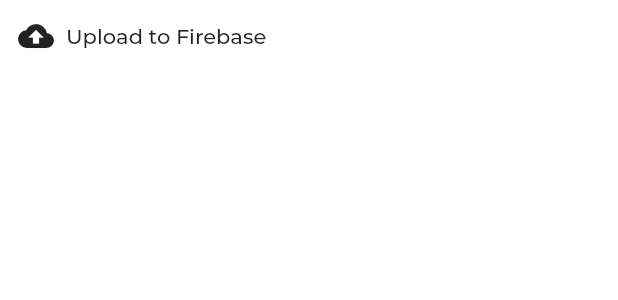
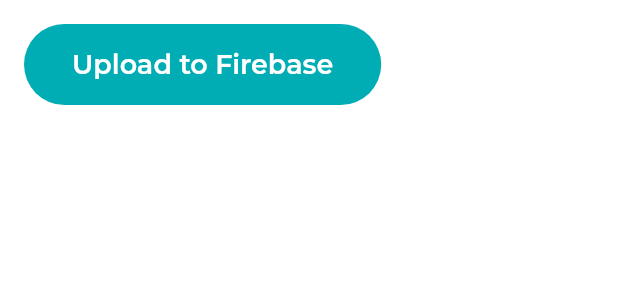
Before and after one commit to Runbhumi/Runbhumi, a Flutter app: the Uploader widget shown alone on an empty page, opened directly, on a phone screen of 412 x 824 dp. Shown: the top 300 px of the screen. Run offline on Flutter 3.47's test engine with Material 2 defaults, Android fonts, the phone set to English and light mode, and no system bars; our stand-ins replace bubble_tab_indicator, cloud_firestore, datetime_picker_formfield, firebase_auth, firebase_core, firebase_storage and 5 more; accounts and stored records are empty; project files that could hold a hidden picture were left out.

Commit message:
✨made a basic ui of upload

```diff
--- a/lib/services/ImageUpload.dart
+++ b/lib/services/ImageUpload.dart
@@ -84,10 +84,14 @@
           });
     } else {
       // Allows user to decide when to start the upload
-      return FlatButton.icon(
-        label: Text('Upload to Firebase'),
-        icon: Icon(Icons.cloud_upload),
-        onPressed: _startUpload,
+      return Padding(
+        padding: const EdgeInsets.all(16.0),
+        child: Button(
+          myText: 'Upload to Firebase',
+          myColor: Theme.of(context).primaryColor,
+          // icon: Icon(Icons.cloud_upload),
+          onPressed: _startUpload,
+        ),
       );
     }
   }
--- a/lib/view/profile/drawer/editProfile.dart
+++ b/lib/view/profile/drawer/editProfile.dart
@@ -13,8 +13,6 @@
 // import 'package:image_picker/image_picker.dart';
 // import 'package:image_cropper/image_cropper.dart';
 
-// TODO: add text controllers and a form
-//TODO: connect to backend
 class EditProfile extends StatefulWidget {
   final String filePath;
   EditProfile({Key key, this.filePath}) : super(key: key);
```
Also changed, not shown: lib/view/profile/drawer/ImageCrop.dart (+48 -13 lines).
